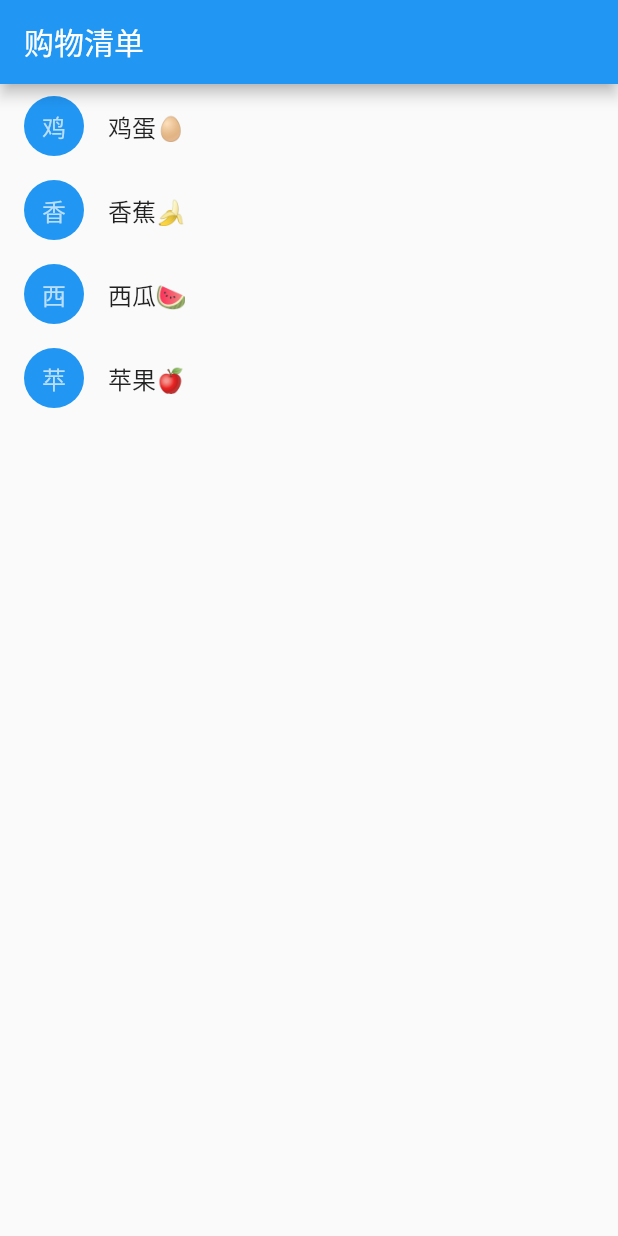
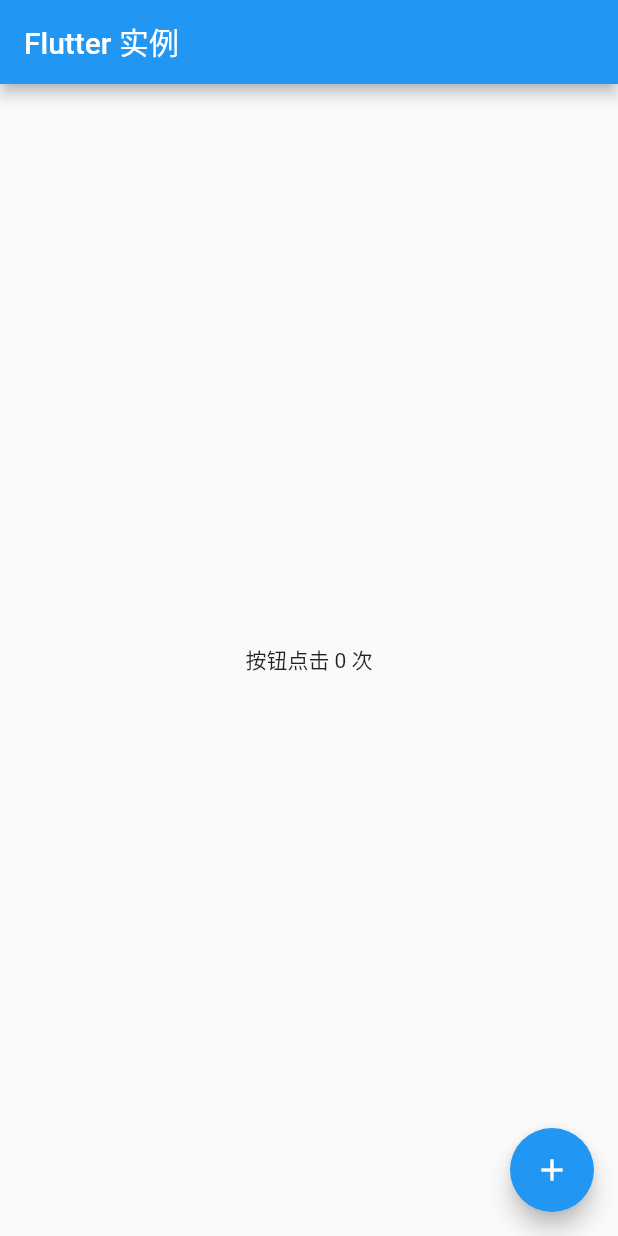
Before and after one commit to qiaoyunrui/FlutterExercise, a Flutter app: the screen it shows after launch, on a phone screen of 412 x 824 dp. Run offline on Flutter 3.47's test engine with Material 2 defaults, Android fonts, the phone set to English and light mode, and no system bars.

Commit message:
[Version] ClickListener

```diff
--- a/lib/main.dart
+++ b/lib/main.dart
@@ -1,25 +1,24 @@
 import 'package:flutter/material.dart';
 import 'ShoppingListItem.dart';
 
-class ShoppingList extends StatefulWidget {
-  final List<Product> products;
-
-  ShoppingList({Key key, this.products}) : super(key: key);
-
-  @override
-  _ShoppingListState createState() => new _ShoppingListState();
+void main() {
+  runApp(new MaterialApp(
+    title: "Shop",
+    home: new Counter(),
+  ));
 }
 
-class _ShoppingListState extends State<ShoppingList> {
-  Set<Product> _shoppingCart = new Set<Product>();
+class Counter extends StatefulWidget {
+  @override
+  _CounterState createState() => new _CounterState();
+}
 
-  void _handleCartChanged(Product product, bool inCart) {
+class _CounterState extends State<Counter> {
+  int _count = 0;
+
+  void _increment() {
     setState(() {
-      if (inCart) {
-        _shoppingCart.add(product);
-      } else {
-        _shoppingCart.remove(product);
-      }
+      _count += 1;
     });
   }
 
@@ -27,33 +26,16 @@ class _ShoppingListState extends State<ShoppingList> {
   Widget build(BuildContext context) {
     return new Scaffold(
       appBar: new AppBar(
-        title: new Text("购物清单"),
+        title: new Text('Flutter 实例'),
       ),
-      body: new ListView(
-        children: widget.products.map((Product product) {
-          return new ShoppingListItem(
-            product: product,
-            inCart: _shoppingCart.contains(product),
-            onCartChanged: _handleCartChanged,
-          );
-        }).toList(),
+      body: new Center(
+        child: new Text('按钮点击 $_count 次'),
+      ),
+      floatingActionButton: new FloatingActionButton(
+        onPressed: _increment,
+        tooltip: '增加',
+        child: new Icon(Icons.add),
       ),
     );
   }
 }
-
-final List<Product> _kProducts = <Product>[
-  new Product(name: "鸡蛋🥚"),
-  new Product(name: "香蕉🍌"),
-  new Product(name: "西瓜🍉"),
-  new Product(name: "苹果🍎")
-];
-
-void main() {
-  runApp(new MaterialApp(
-    title: "Shop",
-    home: new ShoppingList(
-      products: _kProducts,
-    ),
-  ));
-}
```
